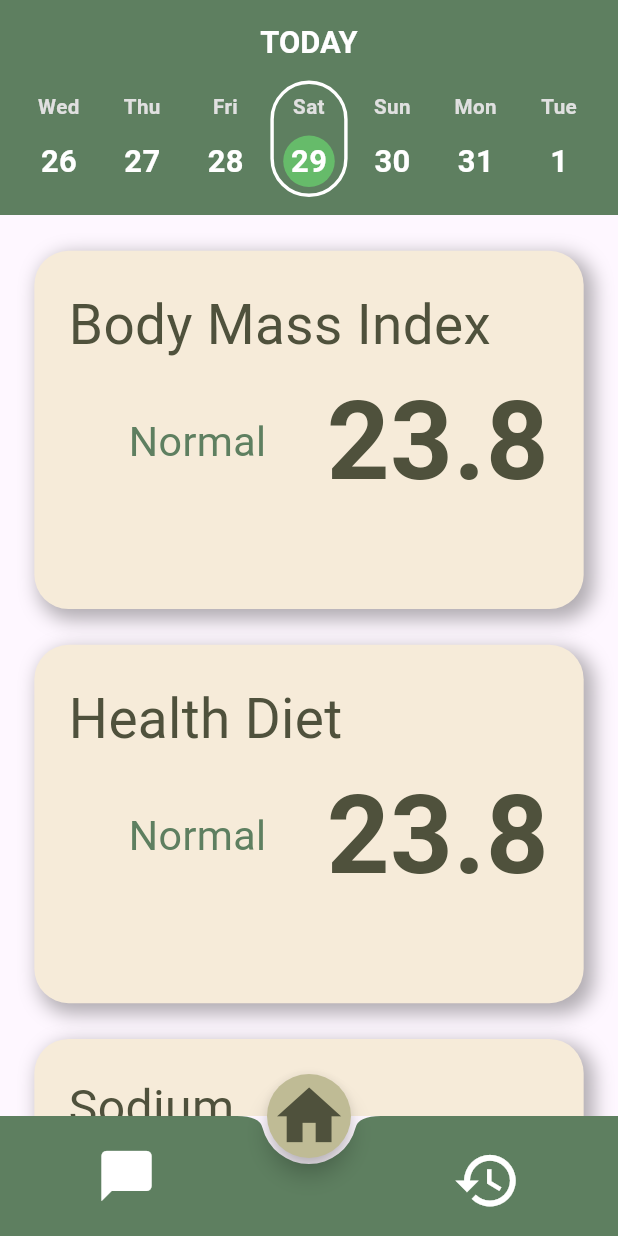
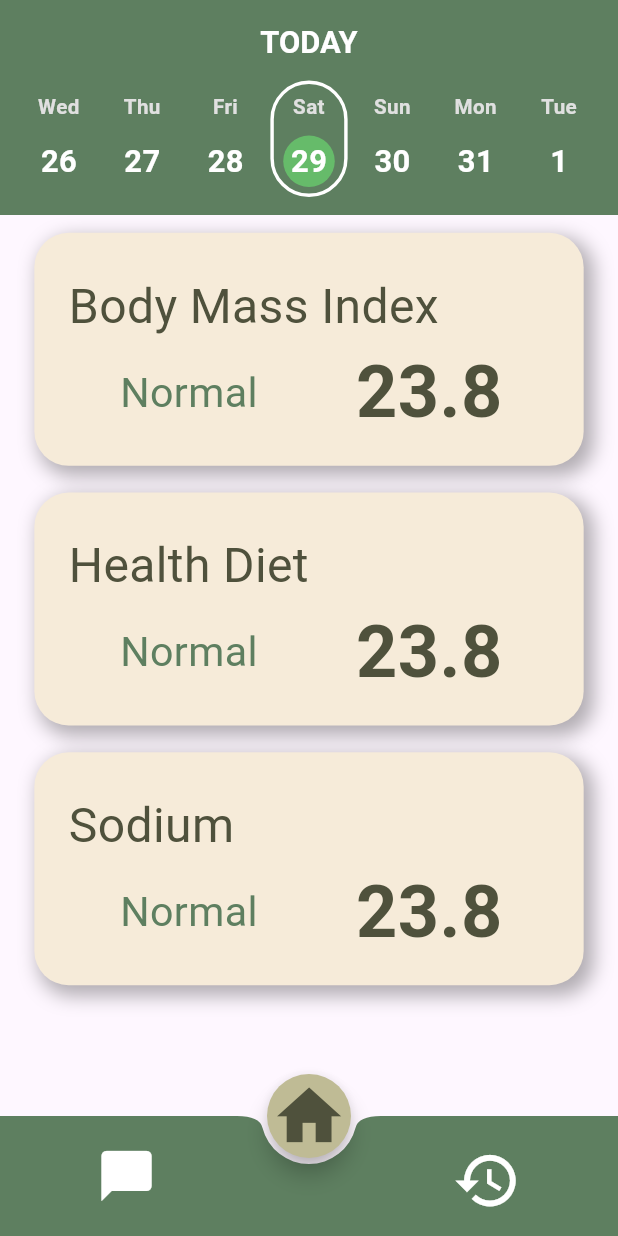
Before and after one commit to KaminariSora/HypnopCareV2, a Flutter app: the screen it shows after launch, on a phone screen of 412 x 824 dp. Run offline on Flutter 3.47's test engine with Material 3 defaults, Android fonts, the phone set to English and light mode, and no system bars; our stand-ins replace flutter_screenutil.

Commit message:
edit layout

```diff
--- a/hypno_care_v2/lib/home.dart
+++ b/hypno_care_v2/lib/home.dart
@@ -112,13 +112,11 @@ class _HomeState extends State<Home> {
             body: SingleChildScrollView(
               child: Column(
                 children: [
-                  // Container(
-                  //   padding:
-                  //       EdgeInsets.symmetric(vertical: 10.h, horizontal: 10.w),
-                  //   decoration: BoxDecoration(color: Color(0xFF5E7F60)),
-                  //   height: 120.h,
-                  // ),
-                  Container(
+                  GestureDetector(
+                    onTap: () {
+                      Navigator.pushNamed(context, '/BMI');
+                    },
+                    child: Container(
                       decoration: BoxDecoration(
                         color: Color(0xFFF6EBD9),
                         borderRadius: BorderRadius.circular(20.r),
@@ -132,17 +130,18 @@ class _HomeState extends State<Home> {
                         ],
                       ),
                       margin: EdgeInsets.only(
-                        top: 20.h, bottom: 10.h, left: 20.w, right: 20.w),
-                    height: 200.h,
-                    padding: EdgeInsets.all(20.w),
+                          top: 10.h, bottom: 5.h, left: 20.w, right: 20.w),
+                      height: 130.h,
+                      padding: EdgeInsets.fromLTRB(20.w, 20.w, 20.w, 10.w),
                       child: Column(
+                        mainAxisAlignment: MainAxisAlignment.center,
                         children: [
                           Align(
                             alignment: Alignment.topLeft,
                             child: Text(
                               'Body Mass Index',
                               style: TextStyle(
-                              fontSize: 32.sp,
+                                fontSize: 28.sp,
                                 color: Color(0xFF4F513C),
                               ),
                             ),
@@ -150,7 +149,6 @@ class _HomeState extends State<Home> {
                           Row(
                             mainAxisAlignment: MainAxisAlignment.center,
                             children: [
-                            SizedBox(width: 10.w),
                               Expanded(
                                 child: Align(
                                   alignment: Alignment.center,
@@ -162,7 +160,6 @@ class _HomeState extends State<Home> {
                                   ),
                                 ),
                               ),
-                            SizedBox(width: 10.w),
                               Expanded(
                                 child: Align(
                                   alignment: Alignment.center,
@@ -170,7 +167,7 @@ class _HomeState extends State<Home> {
                                     '23.8',
                                     style: TextStyle(
                                       color: Color(0xFF4F513C),
-                                    fontSize: 64.sp,
+                                      fontSize: 42.sp,
                                       fontWeight: FontWeight.bold,
                                     ),
                                   ),
@@ -181,7 +178,12 @@ class _HomeState extends State<Home> {
                         ],
                       ),
                     ),
-                  Container(
+                  ),
+                  GestureDetector(
+                    onTap: () {
+                      Navigator.pushNamed(context, '/BMI');
+                    },
+                    child: Container(
                       decoration: BoxDecoration(
                         color: Color(0xFFF6EBD9),
                         borderRadius: BorderRadius.circular(20.r),
@@ -194,18 +196,19 @@ class _HomeState extends State<Home> {
                           ),
                         ],
                       ),
-                    margin:
-                        EdgeInsets.symmetric(vertical: 10.h, horizontal: 20.w),
-                    height: 200.h,
-                    padding: EdgeInsets.all(20.w),
+                      margin: EdgeInsets.only(
+                          top: 10.h, bottom: 5.h, left: 20.w, right: 20.w),
+                      height: 130.h,
+                      padding: EdgeInsets.fromLTRB(20.w, 20.w, 20.w, 10.w),
                       child: Column(
+                        mainAxisAlignment: MainAxisAlignment.center,
                         children: [
                           Align(
                             alignment: Alignment.topLeft,
                             child: Text(
                               'Health Diet',
                               style: TextStyle(
-                              fontSize: 32.sp,
+                                fontSize: 28.sp,
                                 color: Color(0xFF4F513C),
                               ),
                             ),
@@ -213,7 +216,6 @@ class _HomeState extends State<Home> {
                           Row(
                             mainAxisAlignment: MainAxisAlignment.center,
                             children: [
-                            SizedBox(width: 10.w),
                               Expanded(
                                 child: Align(
                                   alignment: Alignment.center,
@@ -225,7 +227,6 @@ class _HomeState extends State<Home> {
                                   ),
                                 ),
                               ),
-                            SizedBox(width: 10.w),
                               Expanded(
                                 child: Align(
                                   alignment: Alignment.center,
@@ -233,7 +234,7 @@ class _HomeState extends State<Home> {
                                     '23.8',
                                     style: TextStyle(
                                       color: Color(0xFF4F513C),
-                                    fontSize: 64.sp,
+                                      fontSize: 42.sp,
                                       fontWeight: FontWeight.bold,
                                     ),
                                   ),
@@ -244,7 +245,12 @@ class _HomeState extends State<Home> {
                         ],
                       ),
                     ),
-                  Container(
+                  ),
+                  GestureDetector(
+                    onTap: () {
+                      Navigator.pushNamed(context, '/BMI');
+                    },
+                    child: Container(
                       decoration: BoxDecoration(
                         color: Color(0xFFF6EBD9),
                         borderRadius: BorderRadius.circular(20.r),
@@ -257,11 +263,12 @@ class _HomeState extends State<Home> {
                           ),
                         ],
                       ),
-                    margin:
-                        EdgeInsets.symmetric(vertical: 10.h, horizontal: 20.w),
-                    height: 200.h,
-                    padding: EdgeInsets.all(20.w),
+                      margin: EdgeInsets.only(
+                          top: 10.h, bottom: 5.h, left: 20.w, right: 20.w),
+                      height: 130.h,
+                      padding: EdgeInsets.fromLTRB(20.w, 20.w, 20.w, 10.w),
                       child: Column(
+                        mainAxisAlignment: MainAxisAlignment.center,
                         children: [
                           Align(
                             alignment: Alignment.topLeft,
@@ -276,7 +283,6 @@ class _HomeState extends State<Home> {
                           Row(
                             mainAxisAlignment: MainAxisAlignment.center,
                             children: [
-                            SizedBox(width: 10.w),
                               Expanded(
                                 child: Align(
                                   alignment: Alignment.center,
@@ -288,7 +294,6 @@ class _HomeState extends State<Home> {
                                   ),
                                 ),
                               ),
-                            SizedBox(width: 10.w),
                               Expanded(
                                 child: Align(
                                   alignment: Alignment.center,
@@ -296,7 +301,7 @@ class _HomeState extends State<Home> {
                                     '23.8',
                                     style: TextStyle(
                                       color: Color(0xFF4F513C),
-                                    fontSize: 64.sp,
+                                      fontSize: 42.sp,
                                       fontWeight: FontWeight.bold,
                                     ),
                                   ),
@@ -305,6 +310,7 @@ class _HomeState extends State<Home> {
                             ],
                           ),
                         ],
+                      ),
                     ),
                   ),
                 ],
```
Also changed, not shown: 1 other file. Lines whose indentation alone changed are shown as unchanged.
